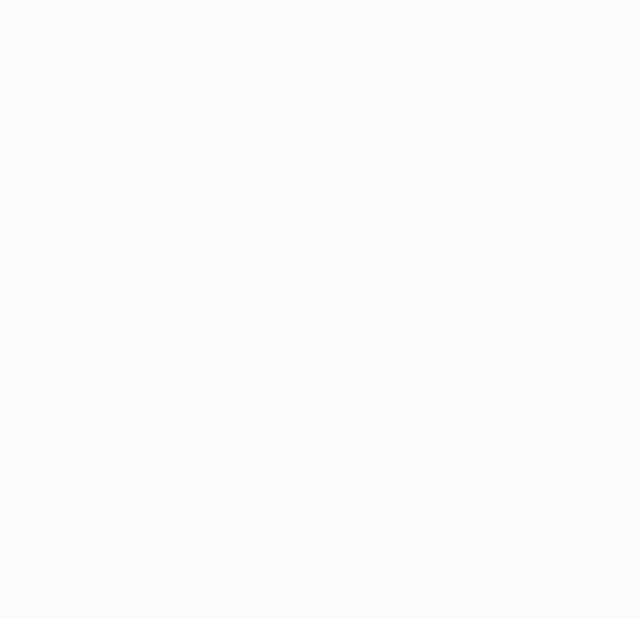
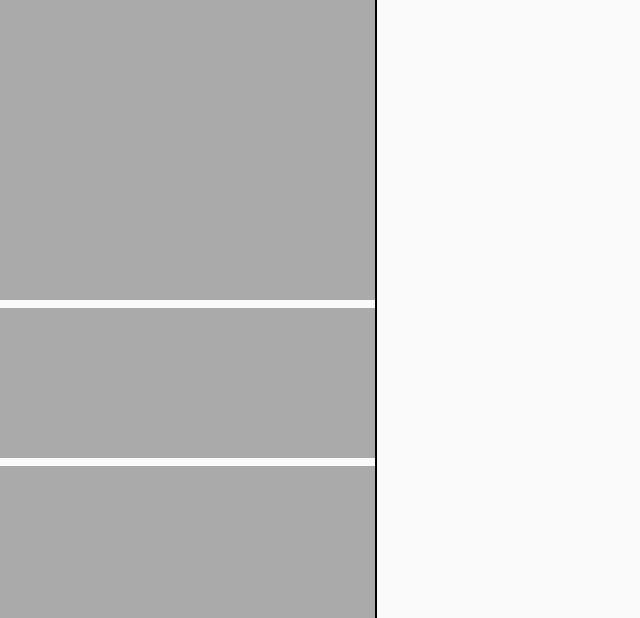
Before and after one commit to EvisN/BischofshofApp, an Android app: the screen it shows after launch (MainActivity), on a phone screen of 824 x 412 dp (held sideways). Before the commit the part shown is empty. Shown: the whole screen, without its empty margins (0-640 px from the left). Run offline under Robolectric (Android 15) with nearby library versions, the phone set to English and light mode, and no system bars.

Commit message:
MainLayout fertig

```diff
--- a/BischofshofPresenter/app/src/main/res/layout/activity_main.xml
+++ b/BischofshofPresenter/app/src/main/res/layout/activity_main.xml
@@ -12,23 +12,60 @@
 
         />
 
-    <View
-        android:layout_width="fill_parent"
-        android:layout_height="1dp"
-        android:layout_centerVertical="true"
-        android:id="@+id/space_vertical"
-        />
-
-    <LinearLayout
+    <RelativeLayout
         android:layout_width="250dp"
-        android:layout_height="fill_parent">
+        android:layout_height="fill_parent"
+        android:id="@+id/navigation"
+        android:orientation="vertical">
 
         <ImageView
             android:layout_width="fill_parent"
             android:layout_height="200dp"
-
+            android:id="@+id/img_logo"
+            android:background="@android:color/darker_gray"
         />
 
-    </LinearLayout>
+        <ImageButton
+            android:layout_width="fill_parent"
+            android:layout_height="100dp"
+            android:layout_marginTop="5dp"
+            android:layout_below="@id/img_logo"
+            android:id="@+id/btn_new_presentation"
+            android:background="@android:color/darker_gray"
+            />
+
+        <ImageButton
+            android:layout_width="fill_parent"
+            android:layout_height="100dp"
+            android:layout_marginTop="5dp"
+            android:layout_below="@id/btn_new_presentation"
+            android:id="@+id/btn_saved_presentations"
+            android:background="@android:color/darker_gray"
+            />
+
+        <ImageButton
+            android:layout_width="fill_parent"
+            android:layout_height="100dp"
+            android:layout_marginTop="5dp"
+            android:layout_below="@id/btn_saved_presentations"
+            android:id="@+id/btn_schnellzugriff"
+            android:background="@android:color/darker_gray"
+            />
+
+        <ImageButton
+            android:layout_width="fill_parent"
+            android:layout_height="100dp"
+            android:layout_alignParentBottom="true"
+            android:id="@+id/btn_einstellungen"
+            android:background="@android:color/darker_gray"/>
+
+    </RelativeLayout>
+
+    <View
+        android:layout_width="1dp"
+        android:layout_height="fill_parent"
+        android:background="@android:color/black"
+        android:layout_toRightOf="@id/navigation"
+        />
 
 </RelativeLayout>
```
